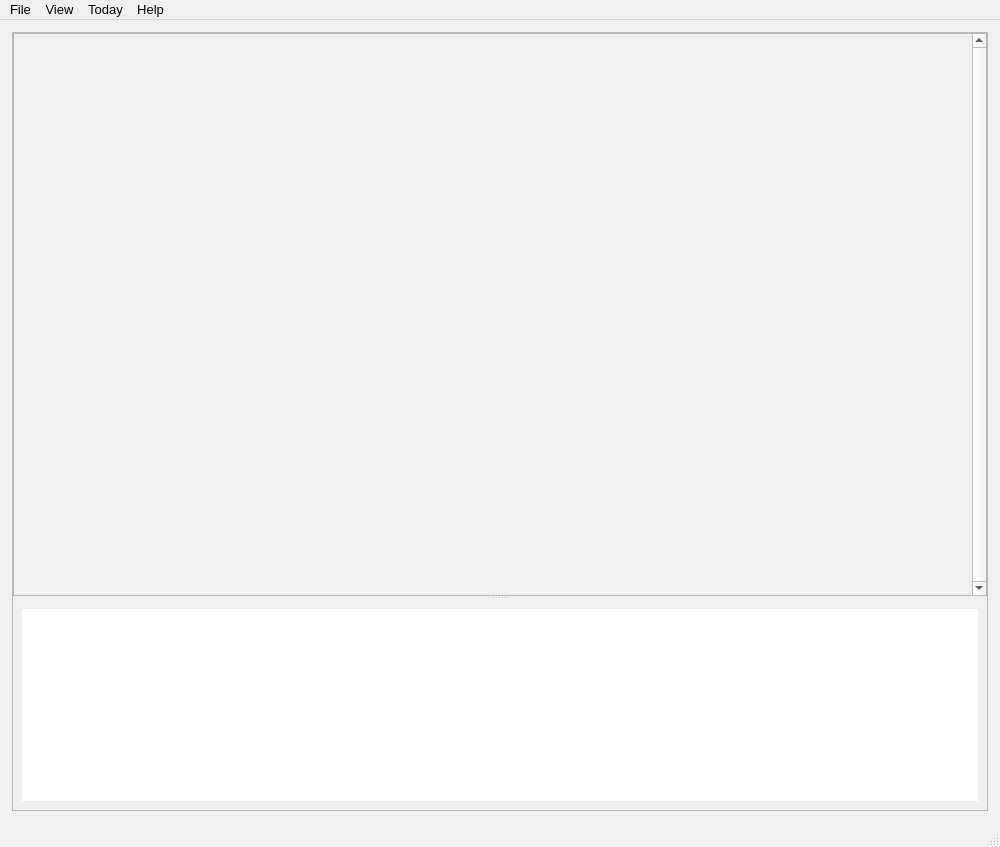
salinsalins/LoggerPlotterPy, file LoggerPlotterPy.ui: the form before one commit.
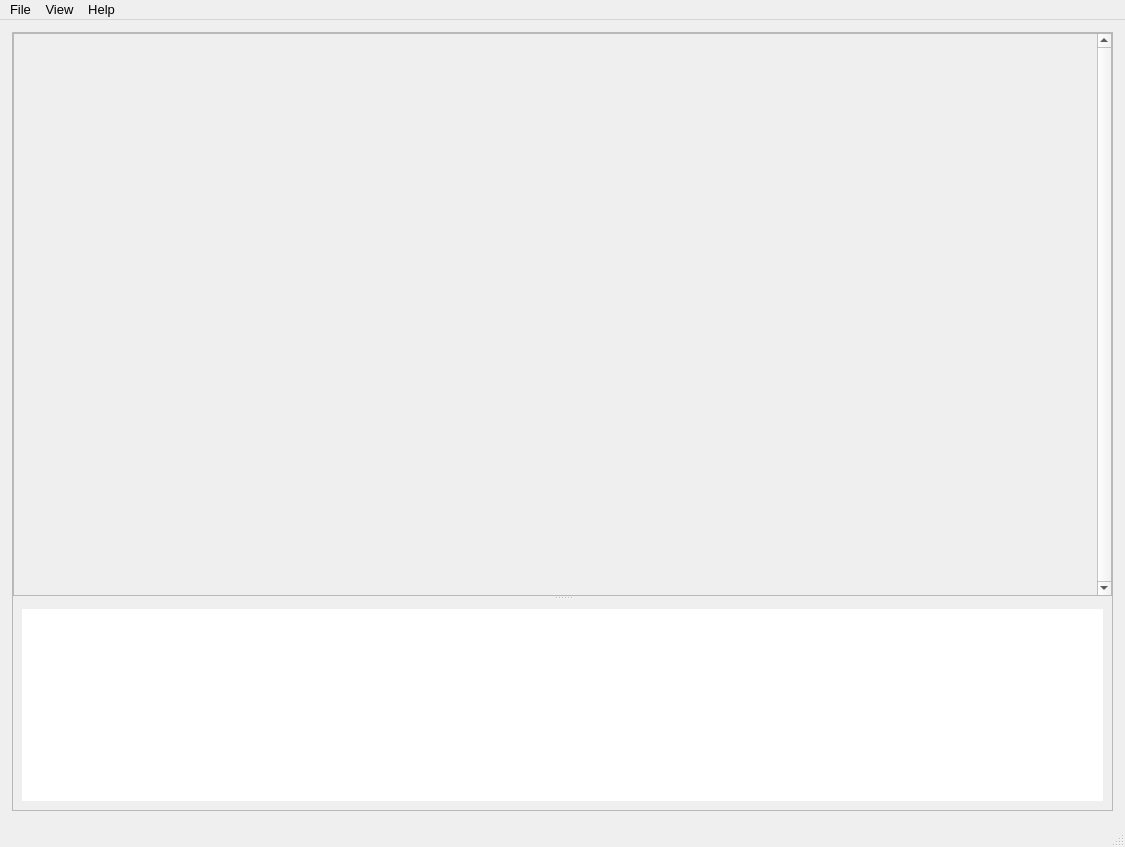
The form after the commit. Icons and pictures are not drawn.

Commit message: utils import added today removed

Patch:
```diff
--- a/LoggerPlotterPy.ui
+++ b/LoggerPlotterPy.ui
@@ -6,7 +6,7 @@
    <rect>
     <x>0</x>
     <y>0</y>
-    <width>1000</width>
+    <width>1125</width>
     <height>847</height>
    </rect>
   </property>
@@ -105,8 +105,8 @@
                 <rect>
                  <x>0</x>
                  <y>0</y>
-                 <width>955</width>
-                 <height>555</height>
+                 <width>1063</width>
+                 <height>522</height>
                 </rect>
                </property>
                <property name="sizePolicy">
@@ -152,8 +152,8 @@
                 <rect>
                  <x>0</x>
                  <y>0</y>
-                 <width>974</width>
-                 <height>210</height>
+                 <width>1091</width>
+                 <height>218</height>
                 </rect>
                </property>
                <property name="sizePolicy">
@@ -797,8 +797,8 @@
     <rect>
      <x>0</x>
      <y>0</y>
-     <width>1000</width>
-     <height>23</height>
+     <width>1125</width>
+     <height>34</height>
     </rect>
    </property>
    <property name="font">
@@ -838,14 +838,8 @@
     </property>
     <addaction name="actionAbout"/>
    </widget>
-   <widget class="QMenu" name="menuToday">
-    <property name="title">
-     <string>Today</string>
-    </property>
-   </widget>
    <addaction name="menuFile"/>
    <addaction name="menuView"/>
-   <addaction name="menuToday"/>
    <addaction name="menuHelp"/>
   </widget>
   <widget class="QStatusBar" name="statusbar">
```
Left out of the diff: 12 changed lines with no effect on the pictures. The commit also changes 1 other file.
